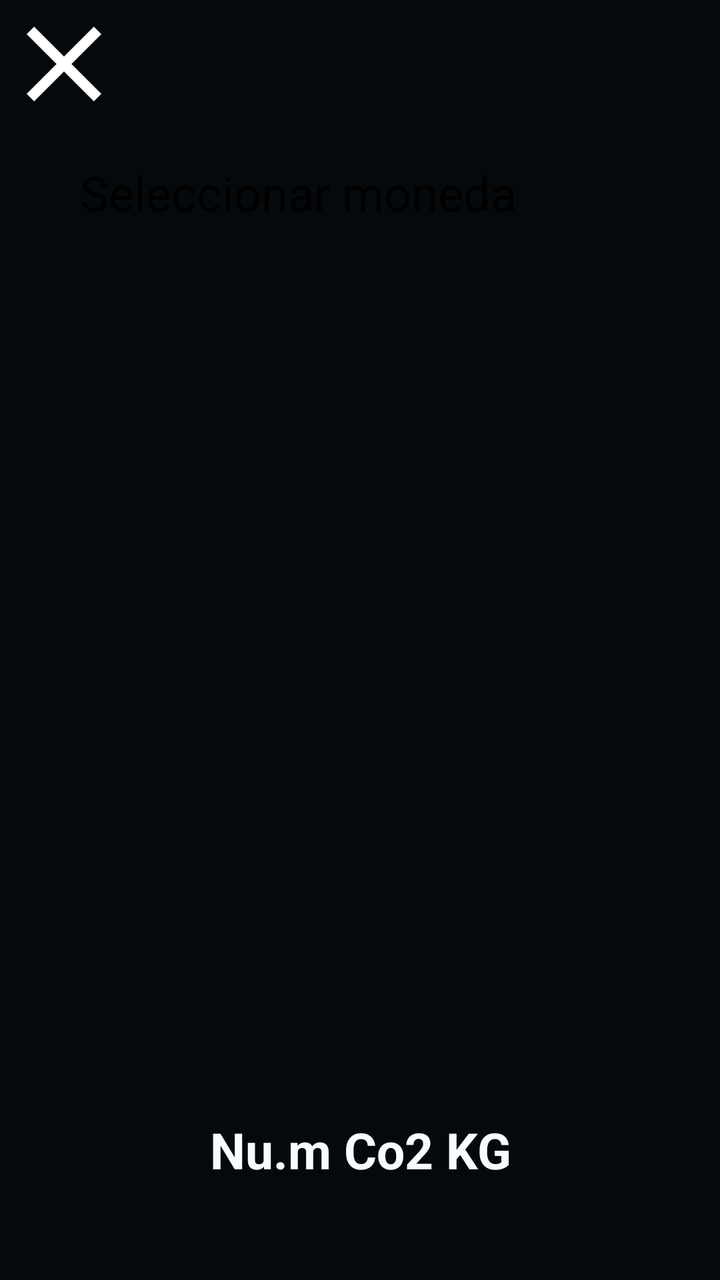
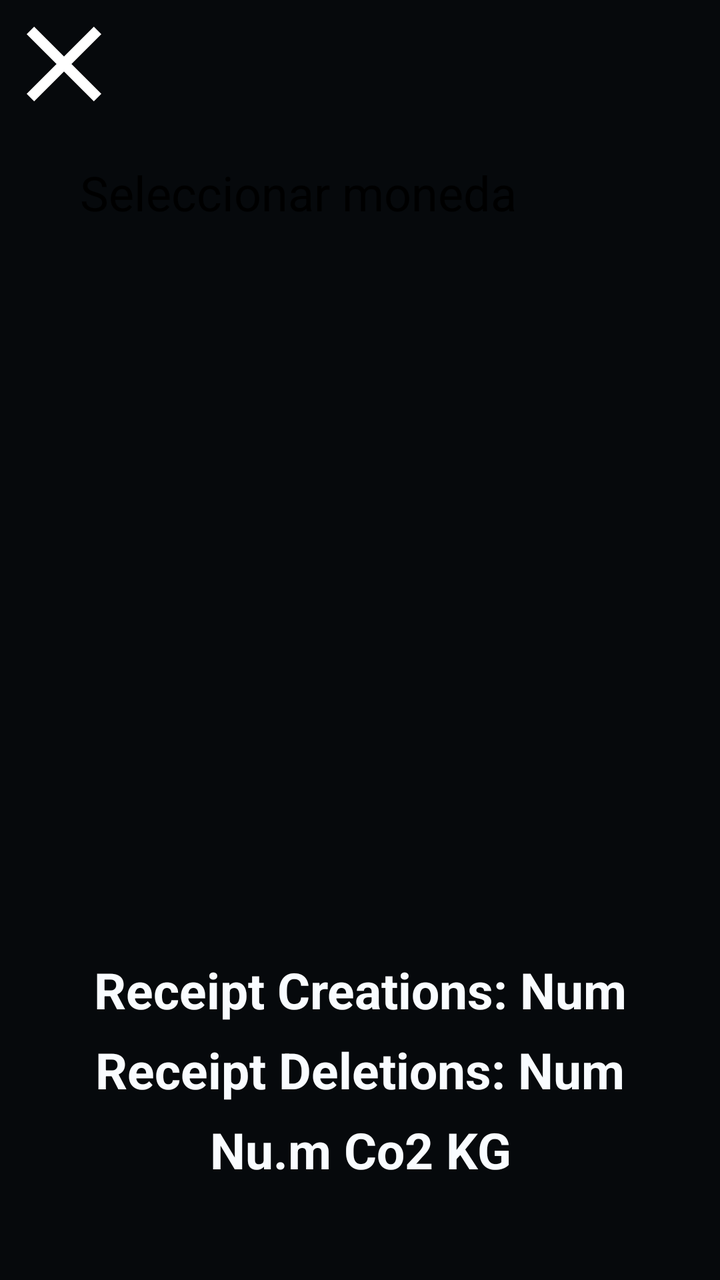

Before-and-after screenshots of an Android layout around one commit, followed by the original layout XML and the change that was made.
<!-- AndroidManifest.xml: application theme Theme.Gilded.SplashScreen -->
<!-- res/layout/fragment_settings.xml -->
<?xml version="1.0" encoding="utf-8"?>
<androidx.constraintlayout.widget.ConstraintLayout xmlns:android="http://schemas.android.com/apk/res/android"
    xmlns:tools="http://schemas.android.com/tools"
    android:layout_width="match_parent"
    android:layout_height="match_parent"
    xmlns:app="http://schemas.android.com/apk/res-auto"
    tools:context=".fragments.SettingsFragment"
    android:background="@color/black">

    <ImageButton
        android:id="@+id/close"
        android:layout_width="64dp"
        android:layout_height="64dp"

        android:background="@android:color/transparent"

        app:layout_constraintTop_toTopOf="parent"
        app:layout_constraintLeft_toLeftOf="parent"

        android:src="@drawable/close"
        />

    <Button
        android:id="@+id/pickCurrency"
        android:layout_width="match_parent"
        android:layout_height="50dp"

        android:backgroundTint="@color/black_tonal1"

        android:layout_marginTop="80dp"
        android:layout_marginLeft="40dp"
        android:layout_marginRight="40dp"

        app:layout_constraintTop_toTopOf="parent"

        android:text="@string/pick_currency"
        android:textSize="24sp"
        />

    <androidx.constraintlayout.widget.ConstraintLayout
        android:id="@+id/currencies"
        android:layout_width="match_parent"
        android:layout_height="match_parent"

        android:background="@color/black"

        android:layout_marginTop="100dp"
        android:layout_marginLeft="60dp"
        android:layout_marginRight="60dp"
        android:layout_marginBottom="100dp"

        android:visibility="gone">

        <ImageButton
            android:id="@+id/closeDialog"
            android:layout_width="64dp"
            android:layout_height="64dp"

            android:background="@android:color/transparent"

            app:layout_constraintTop_toTopOf="parent"
            app:layout_constraintLeft_toLeftOf="parent"

            android:src="@drawable/close"
            />

        <EditText
            android:id="@+id/search"
            android:layout_width="match_parent"
            android:layout_height="64dp"

            android:textSize="24sp"
            android:hint="@string/search"
            android:textColorHint="@color/grey"
            android:textColor="@color/white"
            android:gravity="center"

            android:layout_marginLeft="64dp"

            app:layout_constraintRight_toRightOf="parent"
            app:layout_constraintTop_toTopOf="parent"
            />

        <ScrollView
            android:id="@+id/currenciesScrollView"
            android:layout_width="match_parent"
            android:layout_height="match_parent"

            android:layout_marginTop="64dp"

            android:fillViewport="true">

            <LinearLayout
                android:id="@+id/currenciesLinearLayout"
                android:layout_width="match_parent"
                android:layout_height="wrap_content"
                android:orientation="vertical">


            </LinearLayout>

        </ScrollView>


    </androidx.constraintlayout.widget.ConstraintLayout>

    <TextView
        android:id="@+id/emissions"
        android:layout_width="match_parent"
        android:layout_height="50dp"
        android:layout_marginBottom="40dp"

        app:layout_constraintBottom_toBottomOf="parent"

        android:gravity="center"
        android:text="Nu.m Co2 KG"
        android:textColor="@color/white"
        android:textSize="25dp"
        android:textStyle="bold" />


</androidx.constraintlayout.widget.ConstraintLayout>
<!-- resources referenced by this layout -->
<resources>
  <color name="black">#06090C</color>
  <color name="black_tonal1">#121621</color>
  <color name="grey">#A4B0BD</color>
  <color name="white">#F9FCFF</color>
  <!-- drawable close (drawable) -->
  <vector xmlns:android="http://schemas.android.com/apk/res/android"
      android:width="24dp"
      android:height="24dp"
      android:viewportWidth="960"
      android:viewportHeight="960">
    <path
        android:pathData="m256,760 l-56,-56 224,-224 -224,-224 56,-56 224,224 224,-224 56,56 -224,224 224,224 -56,56 -224,-224 -224,224Z"
        android:fillColor="#FFFFFf"/>
  </vector>
  <string name="pick_currency">Seleccionar moneda</string>
  <string name="search">Busca...</string>
  <style name="Theme.Gilded.SplashScreen" parent="Theme.SplashScreen">
          <item name="windowSplashScreenBackground">@color/black</item>
          <item name="windowSplashScreenAnimatedIcon">@drawable/temporal_splashscreen</item>
          <item name="windowSplashScreenAnimationDuration">5000</item>
          <item name="postSplashScreenTheme">@style/Base.Theme.Gilded</item>
      </style>
  <!-- drawable temporal_splashscreen: gif bitmap (drawable, 132219 bytes) -->
  <style name="Base.Theme.Gilded" parent="Theme.Material3.DayNight.NoActionBar">
          
          
          <item name="android:fontFamily">@font/montserrat</item>
          <item name="android:textColor">@color/white</item>
      </style>
</resources>

<!-- the commit's change to res/layout/fragment_settings.xml (unified diff, before → after) -->
@@ -118,5 +118,33 @@
         android:textSize="25dp"
         android:textStyle="bold" />
 
+    <TextView
+        android:id="@+id/deletions"
+        android:layout_width="match_parent"
+        android:layout_height="50dp"
+        android:layout_marginBottom="40dp"
+
+        app:layout_constraintBottom_toBottomOf="@id/emissions"
+
+        android:gravity="center"
+        android:text="Receipt Deletions: Num"
+        android:textColor="@color/white"
+        android:textSize="25dp"
+        android:textStyle="bold" />
+
+    <TextView
+        android:id="@+id/creations"
+        android:layout_width="match_parent"
+        android:layout_height="50dp"
+        android:layout_marginBottom="40dp"
+
+        app:layout_constraintBottom_toBottomOf="@id/deletions"
+
+        android:gravity="center"
+        android:text="Receipt Creations: Num"
+        android:textColor="@color/white"
+        android:textSize="25dp"
+        android:textStyle="bold" />
+
 
 </androidx.constraintlayout.widget.ConstraintLayout>
